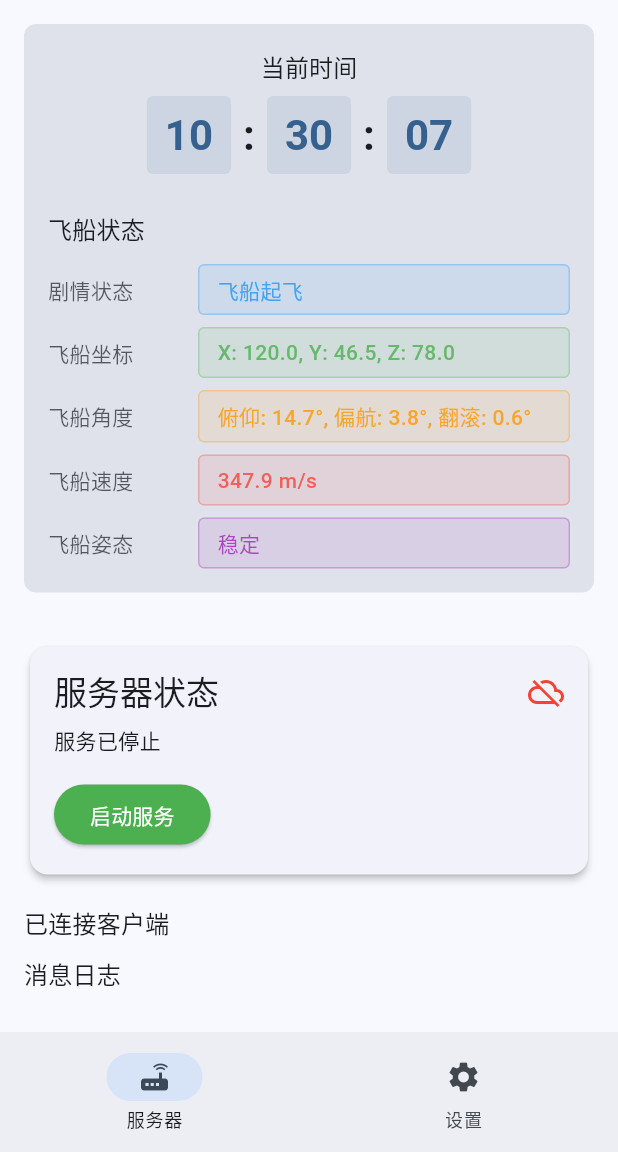
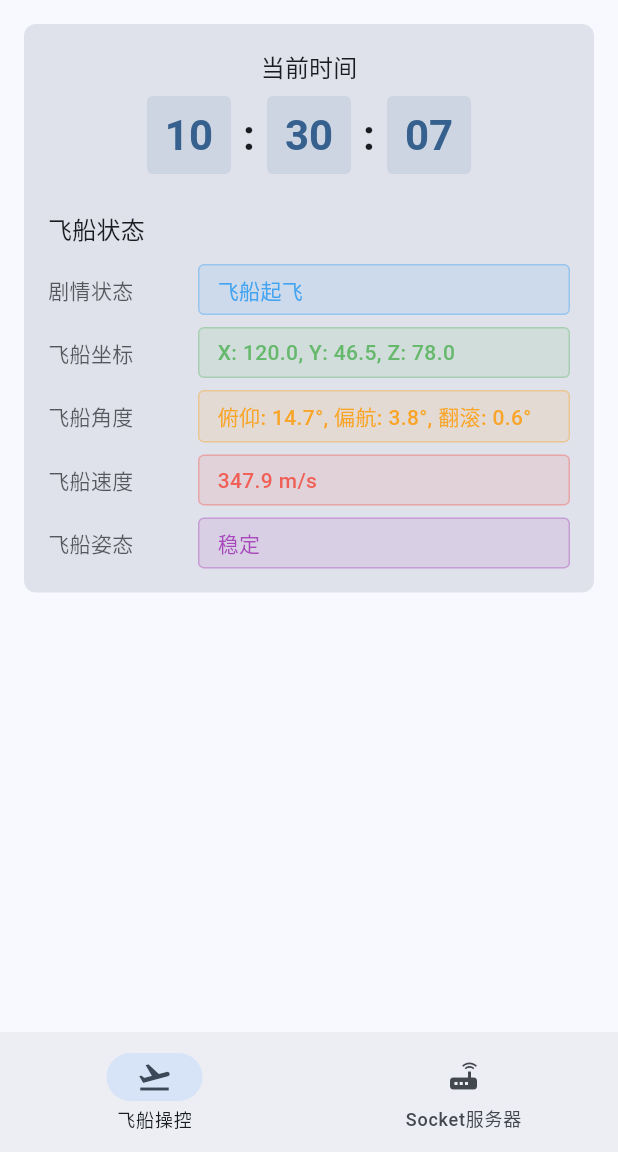
Before and after one commit to yugaoxiang123/QingFengLing_ChuangZhang, a Flutter app: the screen it shows after launch, on a phone screen of 412 x 824 dp, the part 84-1236 px from its top. Run offline on Flutter 3.47's test engine with Material 3 defaults, Android fonts, the phone set to English and light mode, and no system bars.

Commit message:
Update main.dart

```diff
--- a/lib/main.dart
+++ b/lib/main.dart
@@ -43,17 +43,15 @@
       body: IndexedStack(
         index: _selectedIndex,
         children: [
-          // 服务器页面，包含控制面板和SocketServerPage
+          // 飞船状态页面
           Column(
             children: [
               // 顶部控制面板
               const ControlPanel(),
-              // SocketServerPage
-              const Expanded(child: SocketServerPage()),
             ],
           ),
-          // 设置页面
-          const Center(child: Text('设置页面 - 开发中')),
+          // 服务器页面
+          const SocketServerPage(),
         ],
       ),
       bottomNavigationBar: NavigationBar(
@@ -64,8 +62,11 @@
           });
         },
         destinations: const [
-          NavigationDestination(icon: Icon(Icons.router), label: '服务器'),
-          NavigationDestination(icon: Icon(Icons.settings), label: '设置'),
+          NavigationDestination(
+            icon: Icon(Icons.flight_takeoff),
+            label: '飞船操控',
+          ),
+          NavigationDestination(icon: Icon(Icons.router), label: 'Socket服务器'),
         ],
       ),
     );
```
